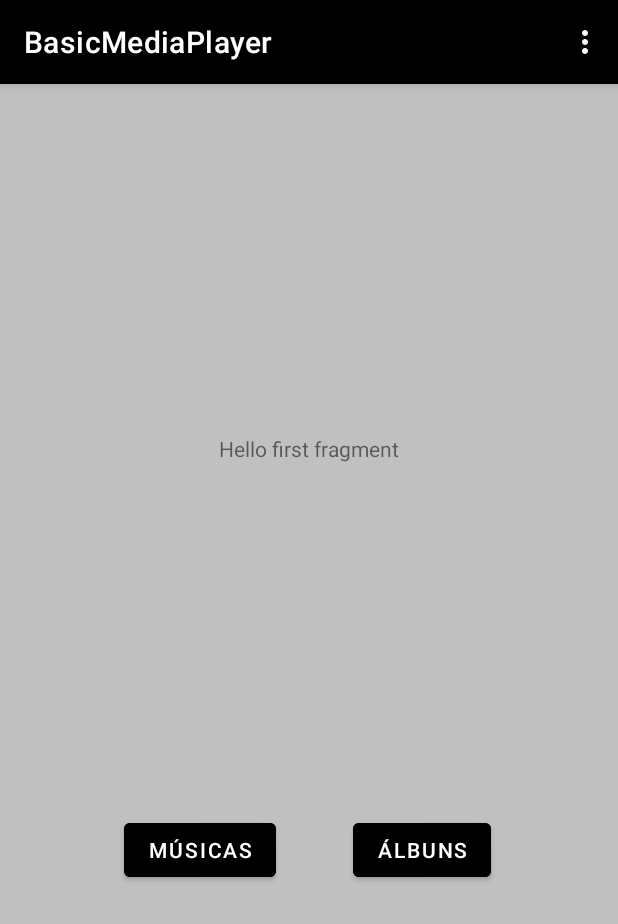
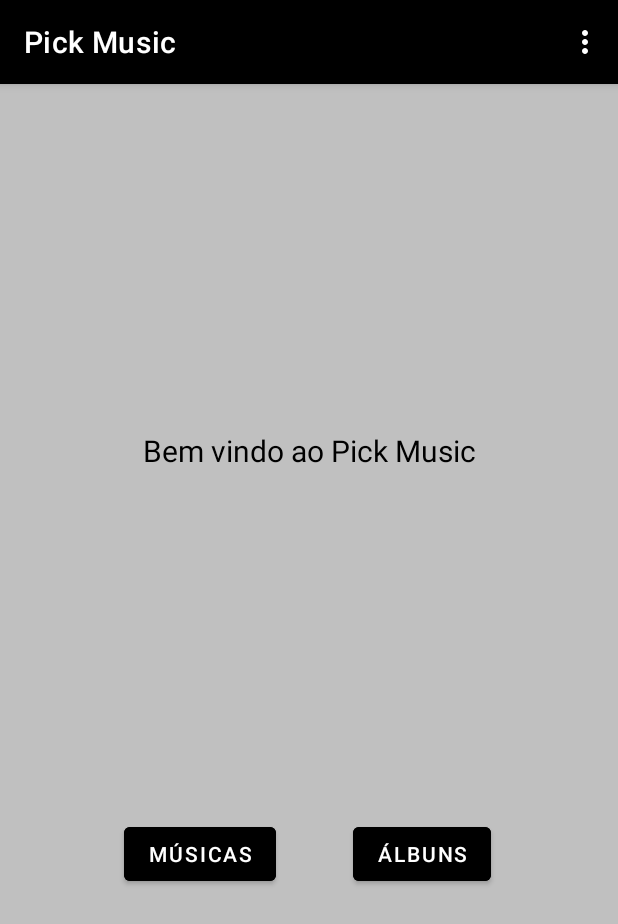
Before and after one commit to kevinraafael/Android-Music, an Android app: the screen it shows after launch (MainActivity), on a phone screen of 412 x 824 dp. Shown: the top 924 px of the screen. Run offline under Robolectric (Android 15) with nearby library versions, the phone set to English and light mode, and no system bars.

Commit message:
feat:ajustes na cores

```diff
--- a/app/src/main/java/com/example/basicmediaplayer/FirstFragment.java
+++ b/app/src/main/java/com/example/basicmediaplayer/FirstFragment.java
@@ -27,8 +27,7 @@ public class FirstFragment extends Fragment {
         view.findViewById(R.id.button_first).setOnClickListener(new View.OnClickListener() {
             @Override
             public void onClick(View view) {
-                Toast toast = Toast.makeText(getContext(),"Segundo Fragmento",Toast.LENGTH_SHORT);
-                toast.show();
+
                 NavHostFragment.findNavController(FirstFragment.this)
                         .navigate(R.id.action_FirstFragment_to_SecondFragment);
             }
--- a/app/src/main/java/com/example/basicmediaplayer/ThirdFragment.java
+++ b/app/src/main/java/com/example/basicmediaplayer/ThirdFragment.java
@@ -56,7 +56,7 @@ public class ThirdFragment extends Fragment {
                 //toast.show();
                 switch (i){
                     case 0:
-                        Toast toast0 = Toast.makeText(getContext(),"Guns and Roses : Use your llusion 2",Toast.LENGTH_LONG);
+                        Toast toast0 = Toast.makeText(getContext(),"Guns and Roses : Use your llusion ",Toast.LENGTH_LONG);
                         toast0.show();
                         break;
                     case 1: Toast toast1 = Toast.makeText(getContext(),"(What's the Story) Morning Glory?",Toast.LENGTH_LONG);
--- a/app/src/main/res/layout/fragment_first.xml
+++ b/app/src/main/res/layout/fragment_first.xml
@@ -10,7 +10,12 @@
         android:id="@+id/textview_first"
         android:layout_width="wrap_content"
         android:layout_height="wrap_content"
+        android:fontFamily="sans-serif"
         android:text="@string/hello_first_fragment"
+        android:textColor="#000000"
+        android:textColorHighlight="#000000"
+        android:textColorLink="@color/black"
+        android:textSize="20sp"
         app:layout_constraintBottom_toTopOf="@id/button_first"
         app:layout_constraintEnd_toEndOf="parent"
         app:layout_constraintStart_toStartOf="parent"
--- a/app/src/main/res/values/strings.xml
+++ b/app/src/main/res/values/strings.xml
@@ -1,5 +1,5 @@
 <resources>
-    <string name="app_name">BasicMediaPlayer</string>
+    <string name="app_name">Pick Music</string>
     <string name="action_settings">Settings</string>
     <!-- Strings used for fragments for navigation -->
     <string name="first_fragment_label">First Fragment</string>
@@ -9,7 +9,7 @@
     <string name="next">Next</string>
     <string name="previous">Previous</string>
 
-    <string name="hello_first_fragment">Hello first fragment</string>
+    <string name="hello_first_fragment">Bem vindo ao Pick Music </string>
     <string name="hello_second_fragment">Hello second fragment</string>
     <string name="hello_third_fragment">Hello Third fragment</string>
     <string name ="selectAlbum"> Selecione o album especifico</string>
--- a/app/src/main/res/values/themes.xml
+++ b/app/src/main/res/values/themes.xml
@@ -2,8 +2,8 @@
     <!-- Base application theme. -->
     <style name="Theme.BasicMediaPlayer" parent="Theme.MaterialComponents.DayNight.DarkActionBar">
         <!-- Primary brand color. -->
-        <item name="colorPrimary">@color/purple_500</item>
-        <item name="colorPrimaryVariant">@color/purple_700</item>
+        <item name="colorPrimary">@color/black</item>
+        <item name="colorPrimaryVariant">@color/black</item>
         <item name="colorOnPrimary">@color/white</item>
         <!-- Secondary brand color. -->
         <item name="colorSecondary">@color/teal_200</item>
```
